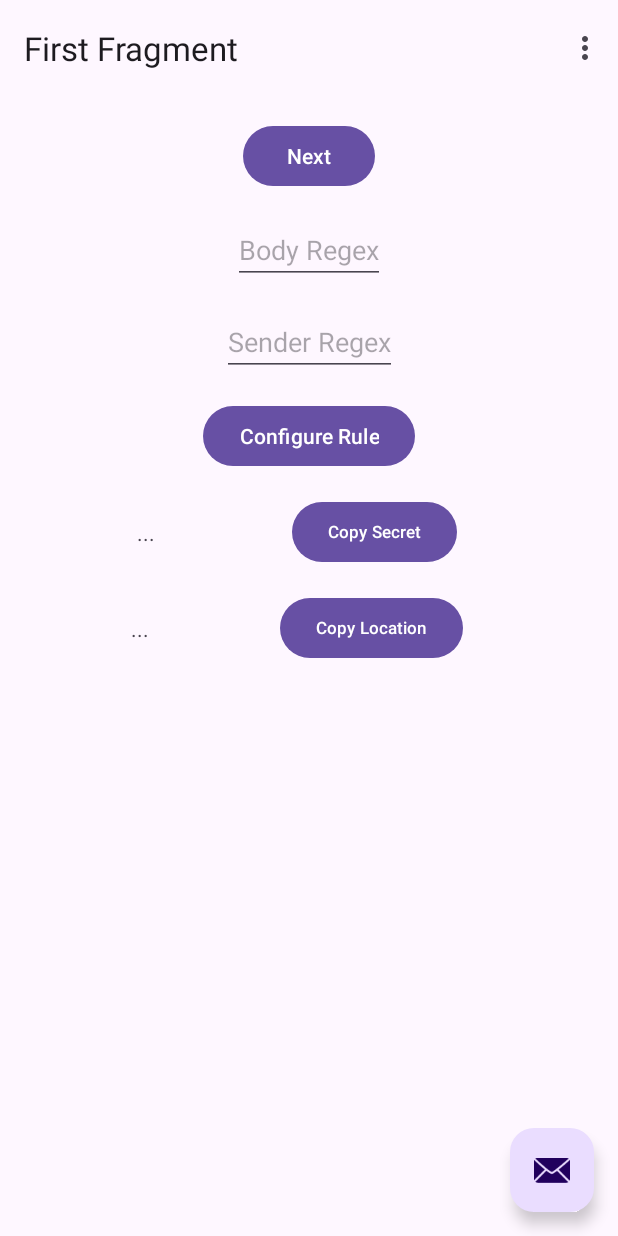
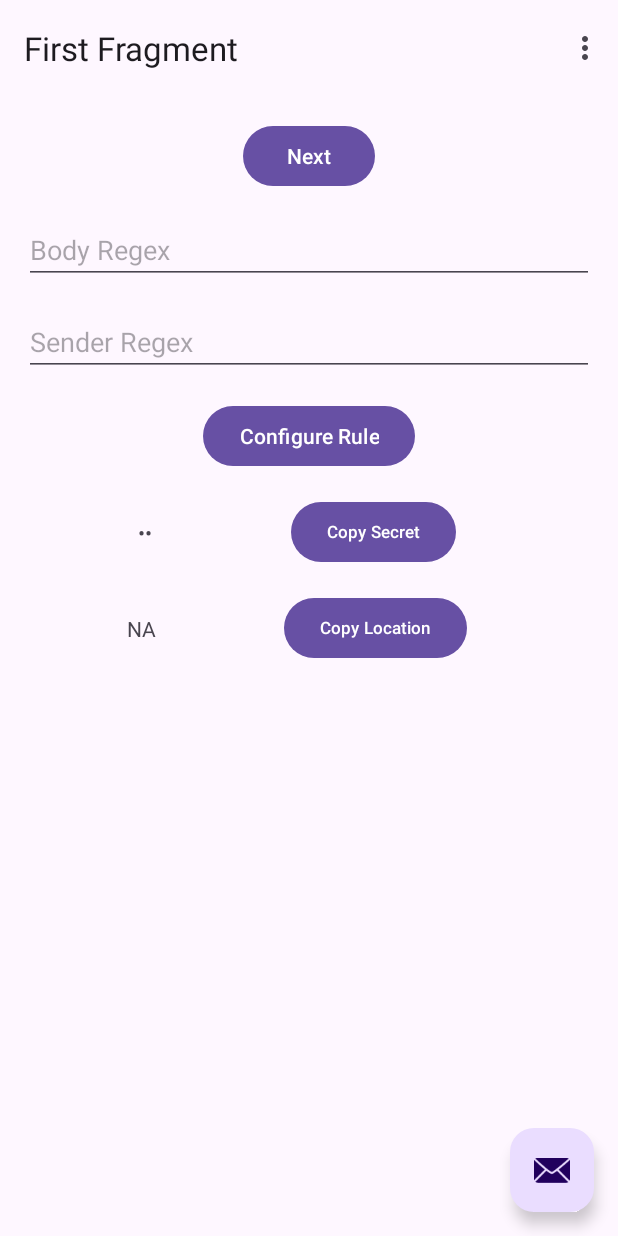
Before and after one commit to ashishsonone/SmsNinja, an Android app: the screen it shows after launch (MainActivity), in the options menu, after a tap on "Settings", on a phone screen of 412 x 824 dp. Run offline under Robolectric (Android 15) with nearby library versions, the light colour scheme and no system bars; our stand-ins replace navigation-ui.

Commit message:
Working end to end with single rule

```diff
--- a/app/src/main/java/xyz/sononehouse/smsninja/FirstFragment.kt
+++ b/app/src/main/java/xyz/sononehouse/smsninja/FirstFragment.kt
@@ -1,9 +1,13 @@
 package xyz.sononehouse.smsninja
 
+import android.content.ClipboardManager
+import android.content.Context
 import android.os.Bundle
+import android.util.Log
 import android.view.LayoutInflater
 import android.view.View
 import android.view.ViewGroup
+import androidx.core.content.ContextCompat.getSystemService
 import androidx.fragment.app.Fragment
 import androidx.navigation.fragment.findNavController
 import kotlinx.coroutines.*
@@ -15,6 +19,7 @@ import java.util.*
  * A simple [Fragment] subclass as the default destination in the navigation.
  */
 class FirstFragment : Fragment(), CoroutineScope by MainScope(){
+    val LOGTAG = "``FirstFragment"
 
     private var _binding: FragmentFirstBinding? = null
 
@@ -42,11 +47,18 @@ class FirstFragment : Fragment(), CoroutineScope by MainScope(){
 //            fr.isMatch("X-ICICIBX", "")
             findNavController().navigate(R.id.action_FirstFragment_to_SecondFragment)
 
+
             launch {
-                if (QuickStore.get("locationKey").isNullOrEmpty()) {
-                    val key = Coordinator().generateKey(QuickStore.get("clientId")!!)
-                    QuickStore.set("locationKey", key)
-                }
+//                if (QuickStore.get("locationKey").isNullOrEmpty()) {
+//                    val key = Coordinator().generateKey(QuickStore.get("clientId")!!)
+//                    QuickStore.set("locationKey", key)
+//                }
+
+//                if (false ) {
+//                    val rule = ForwardRule("test", ".*", "Sony LIV OTP", QuickStore.get("locationKey")!!, QuickStore.get("secretKey")!!)
+//                    QuickStore.storeForwardRule(rule)
+//                    Log.d(LOGTAG, "rule stored = ${QuickStore.getForwardRule()}")
+//                }
 
                 // val base64SecretKey = QuickStore.get("secretKey")
 
@@ -66,8 +78,59 @@ class FirstFragment : Fragment(), CoroutineScope by MainScope(){
 
 
         }
+
+        binding.configureRuleButton.setOnClickListener {
+
+            launch {
+                try {
+
+                    var rule = QuickStore.getForwardRule()
+                    if (rule == null) {
+                        val locationKey = Coordinator().generateKey(QuickStore.get("clientId")!!)
+
+                        val symmetricKey = EncryptionUtils.createAESKey()
+                        val secretKey =  String(EncryptionUtils.encodeBase64(symmetricKey.encoded))
+
+                        rule = ForwardRule(
+                            "test",
+                            "",
+                            "",
+                            locationKey,
+                            secretKey
+                        )
+                    }
+
+                    rule.bodyPattern = binding.bodyRegexET.text.toString()
+                    rule.senderPattern = binding.senderRegexET.text.toString()
+
+                    QuickStore.storeForwardRule(rule)
+                }
+                catch (e: Exception) {
+                    e.printStackTrace()
+                    Log.d(LOGTAG, "Error configuring forward rule")
+                }
+            }
+        }
+
+        binding.secretCopyButton.setOnClickListener {
+            Log.d(LOGTAG, "secret copy called")
+            Utility.storeIntoClipboard(binding.secretTV.text.toString())
+        }
+
+        binding.locationKeyCopyButton.setOnClickListener {
+            Utility.storeIntoClipboard(binding.locationKeyTV.text.toString())
+        }
     }
 
+    override fun onResume() {
+        super.onResume()
+
+        var rule = QuickStore.getForwardRule()
+        binding.bodyRegexET.setText(rule?.bodyPattern?: "")
+        binding.senderRegexET.setText(rule?.senderPattern?: "")
+        binding.secretTV.setText(rule?.base64SecretKey?: "NA")
+        binding.locationKeyTV.setText(rule?.locationKey?: "NA")
+    }
     override fun onDestroyView() {
         super.onDestroyView()
         _binding = null
--- a/app/src/main/java/xyz/sononehouse/smsninja/ForwardRule.kt
+++ b/app/src/main/java/xyz/sononehouse/smsninja/ForwardRule.kt
@@ -4,7 +4,7 @@ import android.util.Log
 import java.util.*
 import java.util.regex.Pattern
 
-class ForwardRule(val ruleName: String, val senderPattern: String, val bodyPattern: String, val locationKey: String, val base64SecretKey: String) {
+class ForwardRule(val ruleName: String, var senderPattern: String, var bodyPattern: String, val locationKey: String, val base64SecretKey: String) {
     suspend fun invoke(sender: String, body: String): Boolean {
         Log.d("``ForwardRule", "Running rule $ruleName")
         Log.d("``ForwardRule", "Running rule sender=$sender, body=$body")
--- a/app/src/main/java/xyz/sononehouse/smsninja/MainActivity.kt
+++ b/app/src/main/java/xyz/sononehouse/smsninja/MainActivity.kt
@@ -42,13 +42,13 @@ class MainActivity : AppCompatActivity() {
                     .setAction("Action", null).show()
         }
 
-        QuickStore.set("secretKey", "KE/GCsVuR6I9JddC/WXM+w==")
-
         if (QuickStore.get("clientId").isNullOrEmpty()) {
             val clientId = UUID.randomUUID().toString()
             Log.d(LOGTAG, "Generating the clientId ${clientId}")
             QuickStore.set("clientId", clientId)
         }
+
+        // QuickStore.set("forwardRule", "")
     }
 
     override fun onCreateOptionsMenu(menu: Menu): Boolean {
--- a/app/src/main/java/xyz/sononehouse/smsninja/QuickStore.kt
+++ b/app/src/main/java/xyz/sononehouse/smsninja/QuickStore.kt
@@ -2,8 +2,12 @@ package xyz.sononehouse.smsninja
 
 import android.content.Context
 import android.content.SharedPreferences
+import android.util.Log
+import com.google.gson.Gson
 
 object QuickStore {
+    val LOGTAG = "``QuickStore"
+
     val SP_FILE = "smsninja"
     val sharedPrefs: SharedPreferences
 
@@ -32,4 +36,23 @@ object QuickStore {
             apply()
         }
     }
+
+    fun getForwardRule() : ForwardRule? {
+        val gson = Gson()
+        val storedValue = this.get("forwardRule", null)
+        Log.d(LOGTAG, "getForwardRule ${storedValue}")
+        if (storedValue.isNullOrEmpty()) {
+            return null
+        }
+
+        val rule = gson.fromJson(storedValue!!, ForwardRule::class.java)
+        return rule
+    }
+
+    fun storeForwardRule(rule: ForwardRule) {
+        val gson = Gson()
+        val jsonValue = gson.toJson(rule)
+        Log.d(LOGTAG, "storeForwardRule ${jsonValue}")
+        this.set("forwardRule", jsonValue)
+    }
 }
--- /dev/null
+++ b/app/src/main/java/xyz/sononehouse/smsninja/Utility.kt
@@ -0,0 +1,15 @@
+package xyz.sononehouse.smsninja
+
+import android.content.ClipData
+import android.content.ClipboardManager
+import android.content.Context
+import android.util.Log
+
+object Utility {
+    val LOGTAG = "``Utility"
+    fun storeIntoClipboard(text: String) {
+        Log.d(LOGTAG, "Copying ${text}")
+        val clipboardManager = SmsNinjaApplication.getAppContext().getSystemService(Context.CLIPBOARD_SERVICE) as ClipboardManager
+        clipboardManager.setPrimaryClip(ClipData.newPlainText("smsninja.clip", text))
+    }
+}
--- a/app/src/main/res/layout/fragment_first.xml
+++ b/app/src/main/res/layout/fragment_first.xml
@@ -24,7 +24,7 @@
 
         <EditText
             android:id="@+id/bodyRegexET"
-            android:layout_width="wrap_content"
+            android:layout_width="match_parent"
             android:layout_height="wrap_content"
             android:layout_marginTop="16dp"
             android:hint="Body Regex"
@@ -35,11 +35,10 @@
 
         <EditText
             android:id="@+id/senderRegexET"
-            android:layout_width="wrap_content"
+            android:layout_width="match_parent"
             android:layout_height="wrap_content"
             android:layout_marginTop="16dp"
             android:hint="Sender Regex"
-            android:inputType="textPassword"
             app:layout_constraintBottom_toTopOf="@id/configureRuleButton"
             app:layout_constraintEnd_toEndOf="parent"
             app:layout_constraintStart_toStartOf="parent"
@@ -61,6 +60,7 @@
             android:layout_width="wrap_content"
             android:layout_height="wrap_content"
             android:layout_marginTop="16dp"
+            android:inputType="textPassword"
             android:text="..."
             app:layout_constraintBottom_toBottomOf="@id/secretCopyButton"
             app:layout_constraintEnd_toStartOf="@id/secretCopyButton"
@@ -75,7 +75,7 @@
             android:layout_margin="16dp"
             android:textSize="11sp"
             android:text="Copy Secret"
-            app:layout_constraintBottom_toTopOf="@id/locationKeyCopy"
+            app:layout_constraintBottom_toTopOf="@id/locationKeyCopyButton"
             app:layout_constraintEnd_toEndOf="parent"
             app:layout_constraintStart_toEndOf="@id/secretTV"
             app:layout_constraintTop_toBottomOf="@id/configureRuleButton" />
@@ -86,14 +86,14 @@
             android:layout_height="wrap_content"
             android:layout_marginTop="16dp"
             android:text="..."
-            app:layout_constraintBottom_toBottomOf="@id/locationKeyCopy"
-            app:layout_constraintEnd_toStartOf="@id/locationKeyCopy"
+            app:layout_constraintBottom_toBottomOf="@id/locationKeyCopyButton"
+            app:layout_constraintEnd_toStartOf="@id/locationKeyCopyButton"
             app:layout_constraintHorizontal_bias="0.525"
             app:layout_constraintStart_toStartOf="parent"
             app:layout_constraintTop_toBottomOf="@id/secretCopyButton" />
 
         <Button
-            android:id="@+id/locationKeyCopy"
+            android:id="@+id/locationKeyCopyButton"
             android:layout_width="wrap_content"
             android:layout_height="wrap_content"
             android:layout_margin="16dp"
```
Also changed, not shown: app/src/main/java/xyz/sononehouse/smsninja/SecondFragment.kt (+8 -0 lines), app/src/main/java/xyz/sononehouse/smsninja/SmsReceiver.kt (+8 -7 lines).
